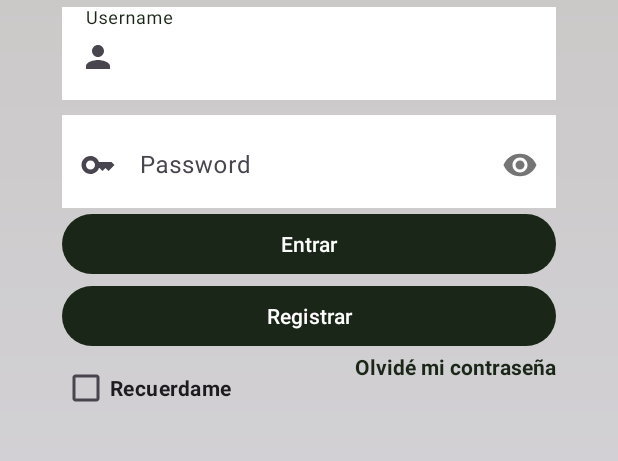
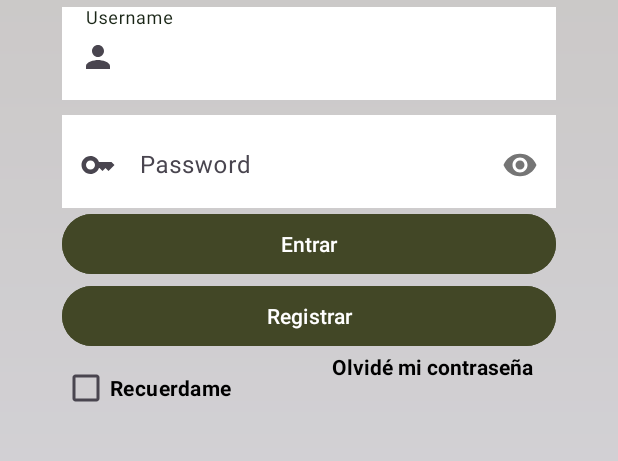
Before and after one commit to Dfallax/FirstDesign, an Android app: the Login screen opened directly, with no data from a screen before it, on a phone screen of 412 x 824 dp, the part 421-882 px from its top. Run offline under Robolectric (Android 15) with nearby library versions, the phone set to English and light mode, and no system bars; pictures from the network do not load.

Commit message:
theme en la activity y colores en los botones.

```diff
--- a/app/src/main/AndroidManifest.xml
+++ b/app/src/main/AndroidManifest.xml
@@ -17,7 +17,9 @@
         tools:targetApi="31" >
         <activity
             android:name=".Login"
-            android:exported="false" />
+            android:exported="false"
+            android:theme="@style/SplashScreenTheme"
+            />
         <activity
             android:name=".SplashScreen"
             android:exported="true"
--- a/app/src/main/java/com/mcas2/firstdesign/Login.java
+++ b/app/src/main/java/com/mcas2/firstdesign/Login.java
@@ -18,11 +18,13 @@ public class Login extends AppCompatActivity {
 
 
         ImageView background = findViewById(R.id.backgroundSplash);
-        background.setAlpha(0.9f);
-       // Glide.with(this)
-          //      .load("https://images.unsplash.com/photo-1599811392833-a39014faf967?q=80&w=2070&auto=format&fit=crop&ixlib=rb-4.0.3&ixid=M3wxMjA3fDB8MHxwaG90by1wYWdlfHx8fGVufDB8fHx8fA%3D%3D")
-           //     .transition(DrawableTransitionOptions.withCrossFade(1000))
-           //     .centerCrop()
-             //   .into(background);
+        background.setAlpha(0.8f);
+
+       Glide.with(this)
+               .load("https://images.unsplash.com/photo-1599811392833-a39014faf967?q=80&w=2070&auto=format&fit=crop&ixlib=rb-4.0.3&ixid=M3wxMjA3fDB8MHxwaG90by1wYWdlfHx8fGVufDB8fHx8fA%3D%3D")
+               .transition(DrawableTransitionOptions.withCrossFade(500))
+               .centerCrop()
+               .into(background);
+
     }
 }
--- a/app/src/main/res/layout/activity_login.xml
+++ b/app/src/main/res/layout/activity_login.xml
@@ -113,6 +113,7 @@
 <Button
     android:id="@+id/buttonLogin"
     android:text="Entrar"
+    android:backgroundTint="@color/vegetacion"
     app:layout_constraintTop_toBottomOf="@+id/passwordInputLogin"
     app:layout_constraintStart_toStartOf="@id/LineLeft"
     app:layout_constraintEnd_toStartOf="@id/LineRight"
@@ -122,6 +123,7 @@
     <Button
         android:id="@+id/buttonSignUp"
         android:text="Registrar"
+        android:backgroundTint="@color/vegetacion"
         app:layout_constraintTop_toBottomOf="@+id/buttonLogin"
         app:layout_constraintStart_toStartOf="@id/LineLeft"
         app:layout_constraintEnd_toStartOf="@id/LineRight"
@@ -130,22 +132,36 @@
 
     <CheckBox
         android:id="@+id/checkBox"
-        android:layout_width="wrap_content"
+        android:layout_width="0dp"
         android:layout_height="wrap_content"
         android:text="Recuerdame"
+        android:textSize="14dp"
+        android:textColor="@color/black"
         android:textStyle="bold"
+        app:layout_constraintEnd_toStartOf="@+id/mitadLine"
         app:layout_constraintStart_toStartOf="@+id/LineLeft"
         app:layout_constraintTop_toBottomOf="@+id/buttonSignUp" />
 
     <TextView
         android:id="@+id/alertDialog"
-        android:layout_width="wrap_content"
+        android:layout_width="0dp"
         android:layout_height="wrap_content"
         android:text="Olvidé mi contraseña"
+        android:textSize="14dp"
+        android:textAlignment="center"
+        android:textColor="@color/black"
 
         android:textStyle="bold"
         app:layout_constraintEnd_toStartOf="@+id/LineRight"
+        app:layout_constraintStart_toStartOf="@+id/mitadLine"
         app:layout_constraintTop_toBottomOf="@+id/buttonSignUp" />
+
+    <androidx.constraintlayout.widget.Guideline
+        android:id="@+id/mitadLine"
+        android:layout_width="wrap_content"
+        android:layout_height="wrap_content"
+        android:orientation="vertical"
+        app:layout_constraintGuide_percent="0.5" />
 
 
 </androidx.constraintlayout.widget.ConstraintLayout>
--- a/app/src/main/res/layout/activity_splash_screen.xml
+++ b/app/src/main/res/layout/activity_splash_screen.xml
@@ -5,7 +5,6 @@
     android:layout_width="match_parent"
     android:layout_height="match_parent"
     tools:context=".SplashScreen">
-
     <View
         android:id="@+id/gradientSplash"
         android:layout_width="match_parent"
--- a/app/src/main/res/values/colors.xml
+++ b/app/src/main/res/values/colors.xml
@@ -7,5 +7,6 @@
     <color name="pino_oscuro">#1A2617</color>
     <color name="vegetacion">#424726 </color>
     <color name="battleship_grey">#7e8c90</color>
+    <color name="blue_lake">#0077cc</color>
 
 </resources>
--- a/app/src/main/res/values/themes.xml
+++ b/app/src/main/res/values/themes.xml
@@ -10,4 +10,5 @@
         <item name="android:statusBarColor">@color/dark_gray</item>
     </style>
 
+
 </resources>
```
